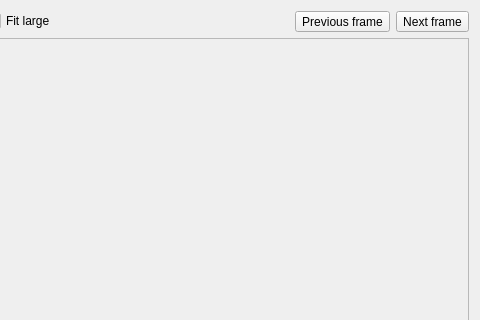
Above: examples/c++/qt/deep-diver-with-c++-api/qtsail.ui from HappySeaFox/sail before the change; both pictures show x 277 to 757 and y 0 to 320 of the 757 by 435 pixel window. Below: the same form after it.
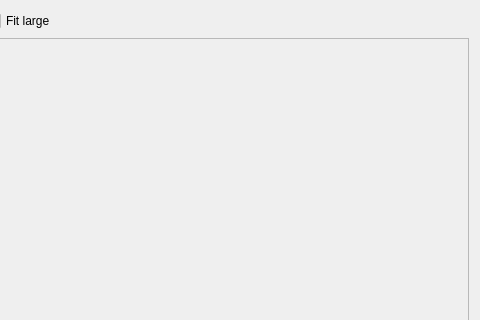
That is the form after the change.

Diff of the .ui file:
```diff
--- a/examples/c++/qt/deep-diver-with-c++-api/qtsail.ui
+++ b/examples/c++/qt/deep-diver-with-c++-api/qtsail.ui
@@ -60,20 +60,6 @@
        </property>
       </spacer>
      </item>
-     <item>
-      <widget class="QToolButton" name="pushPrevious">
-       <property name="text">
-        <string>Previous frame</string>
-       </property>
-      </widget>
-     </item>
-     <item>
-      <widget class="QToolButton" name="pushNext">
-       <property name="text">
-        <string>Next frame</string>
-       </property>
-      </widget>
-     </item>
     </layout>
    </item>
    <item row="2" column="0">
```
Left out of the diff: 2 changed lines with no effect on the pictures.
